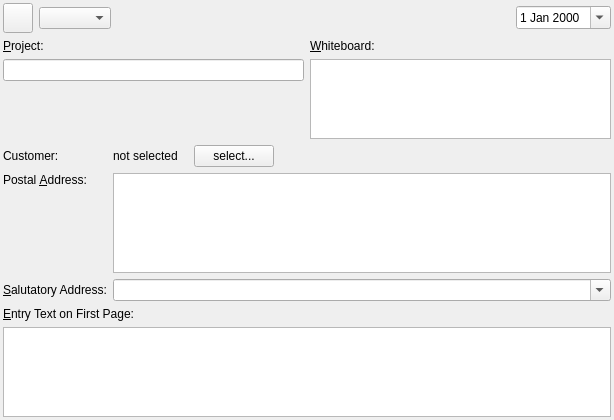
This is src/docheader.ui in dragotin/kraft as Qt 5 draws it before an edit. The edited form follows.
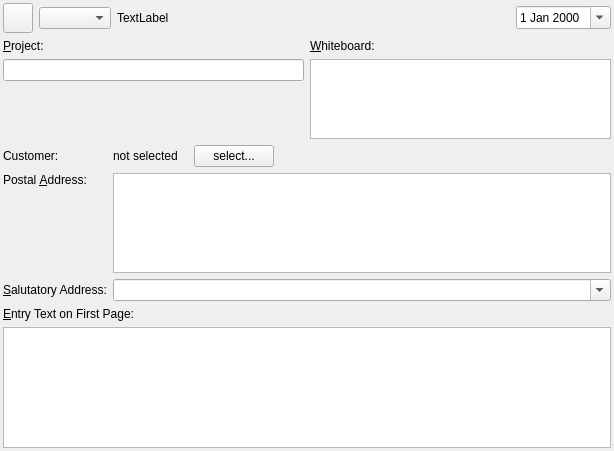
This is the edited form.

What changed in the file:
```diff
--- a/src/docheader.ui
+++ b/src/docheader.ui
@@ -7,12 +7,12 @@
     <x>0</x>
     <y>0</y>
     <width>614</width>
-    <height>420</height>
+    <height>451</height>
    </rect>
   </property>
   <layout class="QVBoxLayout" name="verticalLayout_3" stretch="0,0,0,0,1">
    <item>
-    <layout class="QHBoxLayout" stretch="0,0,1,0">
+    <layout class="QHBoxLayout" stretch="0,0,0,1,0">
      <item>
       <widget class="QPushButton" name="mButtLang">
        <property name="minimumSize">
@@ -35,6 +35,13 @@
      <item>
       <widget class="QComboBox" name="m_cbType"/>
      </item>
+     <item>
+      <widget class="QLabel" name="_labFollowup">
+       <property name="text">
+        <string>TextLabel</string>
+       </property>
+      </widget>
+     </item>
      <item>
       <spacer name="spacer2">
        <property name="orientation">
```
